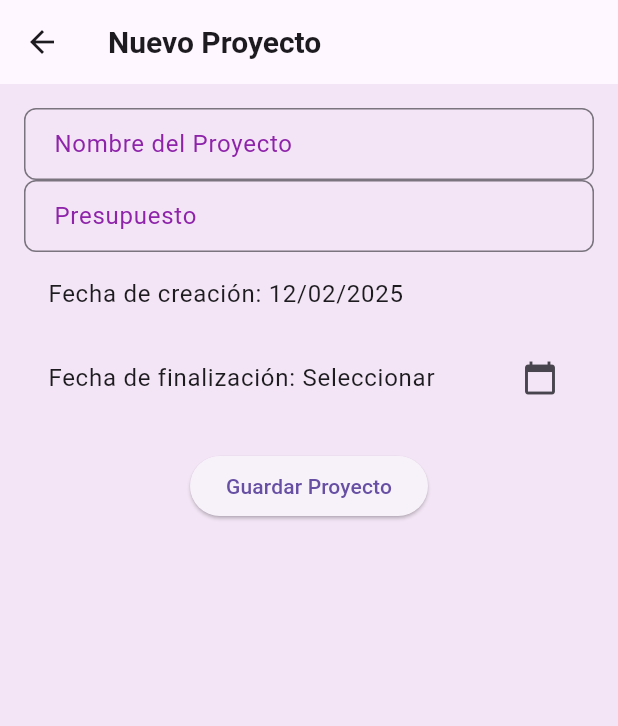
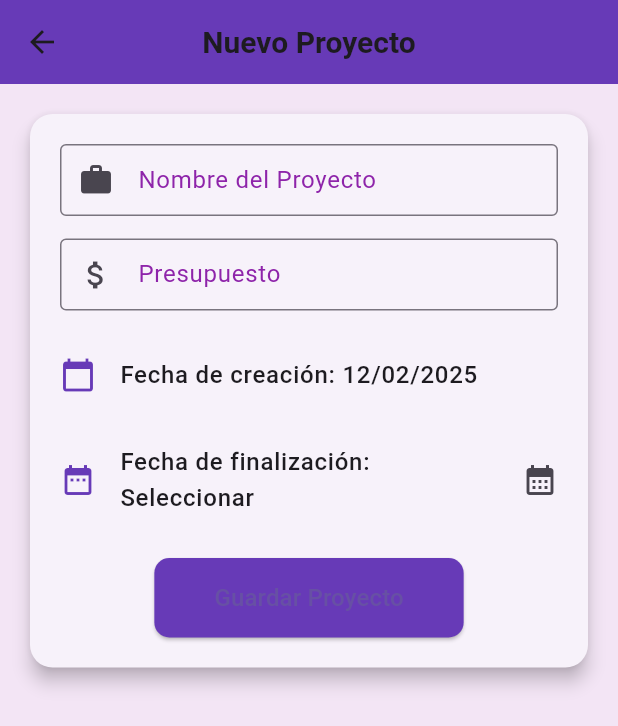
Before and after one commit to dlcp/App-movil-gestion, a Flutter app: the CreateProjectScreen screen opened directly, after a tap on "Guardar Proyecto", on a phone screen of 412 x 824 dp. Shown: the top 726 px of the screen. Run offline on Flutter 3.47's test engine with Material 3 defaults, Android fonts, the phone set to English and light mode, and no system bars; our stand-ins replace cloud_firestore, firebase_core; accounts and stored records are empty.

Commit message:
Correccion de editar y diseño

```diff
--- a/lib/screens/create_project_screen.dart
+++ b/lib/screens/create_project_screen.dart
@@ -3,6 +3,7 @@ import 'package:provider/provider.dart';
 import '../providers/project_provider.dart';
 import '../models/project.dart';
 import 'package:intl/intl.dart';
+import 'package:cloud_firestore/cloud_firestore.dart';
 
 class CreateProjectScreen extends StatefulWidget {
   final Project? project;
@@ -19,6 +20,7 @@ class _CreateProjectScreenState extends State<CreateProjectScreen> {
   final _budgetController = TextEditingController();
   DateTime? _endDate;
   late DateTime _creationDate;
+  bool _isLoading = false; // Indicador de carga
 
   @override
   void initState() {
@@ -38,36 +40,53 @@ class _CreateProjectScreenState extends State<CreateProjectScreen> {
       firstDate: DateTime.now(),
       lastDate: DateTime(2100),
     );
-    if (picked != null && picked != _endDate) {
+    if (picked != null) {
       setState(() {
         _endDate = picked;
       });
     }
   }
 
-  void _saveProject() {
+  void _saveProject() async {
     final name = _nameController.text;
     final budget = double.tryParse(_budgetController.text) ?? 0.0;
 
     if (name.isNotEmpty && budget > 0 && _endDate != null) {
+      setState(() {
+        _isLoading = true; // Activar el spinner
+      });
+
       final projectProvider = Provider.of<ProjectProvider>(context, listen: false);
+      final isNewProject = widget.project == null;
+
+      final projectId = isNewProject
+          ? FirebaseFirestore.instance.collection('projects').doc().id
+          : widget.project!.id;
 
       final newProject = Project(
+        id: projectId,
         name: name,
         budget: budget,
         creationDate: _creationDate,
         endDate: _endDate!,
       );
 
-      if (widget.projectIndex == null) {
-        projectProvider.addProject(newProject);
+      if (isNewProject) {
+        await projectProvider.addProject(newProject);
+        await FirebaseFirestore.instance.collection('projects').doc(projectId).set(newProject.toJson());
       } else {
-        projectProvider.updateProject(widget.projectIndex!, newProject);
+        await projectProvider.updateProject(widget.projectIndex!, newProject);
+        await FirebaseFirestore.instance.collection('projects').doc(projectId).update(newProject.toJson());
       }
 
+      setState(() {
+        _isLoading = false; // Desactivar el spinner
+      });
+
       ScaffoldMessenger.of(context).showSnackBar(
-        SnackBar(content: Text("Proyecto ${widget.projectIndex == null ? 'agregado' : 'actualizado'}: $name")),
+        SnackBar(content: Text("Proyecto ${isNewProject ? 'agregado' : 'actualizado'}: $name")),
       );
+
       Navigator.pop(context);
     }
   }
@@ -75,36 +94,94 @@ class _CreateProjectScreenState extends State<CreateProjectScreen> {
   @override
   Widget build(BuildContext context) {
     return Scaffold(
-      appBar: AppBar(title: Text(widget.projectIndex == null ? "Nuevo Proyecto" : "Editar Proyecto")),
-      body: Padding(
+      appBar: AppBar(
+        title: Text(widget.projectIndex == null ? "Nuevo Proyecto" : "Editar Proyecto"),
+        centerTitle: true,
+        backgroundColor: Colors.deepPurple,
+      ),
+      body: Stack(
+        children: [
+          SingleChildScrollView(
+            child: Padding(
               padding: const EdgeInsets.all(16.0),
+              child: Card(
+                elevation: 5,
+                shape: RoundedRectangleBorder(borderRadius: BorderRadius.circular(15)),
+                child: Padding(
+                  padding: const EdgeInsets.all(20.0),
                   child: Column(
+                    crossAxisAlignment: CrossAxisAlignment.start,
                     children: [
                       TextField(
                         controller: _nameController,
-              decoration: InputDecoration(labelText: "Nombre del Proyecto"),
+                        decoration: InputDecoration(
+                          labelText: "Nombre del Proyecto",
+                          border: OutlineInputBorder(),
+                          prefixIcon: Icon(Icons.work),
                         ),
+                      ),
+                      SizedBox(height: 15),
                       TextField(
                         controller: _budgetController,
-              decoration: InputDecoration(labelText: "Presupuesto"),
+                        decoration: InputDecoration(
+                          labelText: "Presupuesto",
+                          border: OutlineInputBorder(),
+                          prefixIcon: Icon(Icons.attach_money),
+                        ),
                         keyboardType: TextInputType.number,
                       ),
+                      SizedBox(height: 15),
                       ListTile(
-              title: Text("Fecha de creación: ${DateFormat('dd/MM/yyyy').format(_creationDate)}"),
+                        contentPadding: EdgeInsets.zero,
+                        leading: Icon(Icons.calendar_today, color: Colors.deepPurple),
+                        title: Text(
+                          "Fecha de creación: ${DateFormat('dd/MM/yyyy').format(_creationDate)}",
+                          style: TextStyle(fontSize: 16, fontWeight: FontWeight.w500),
                         ),
+                      ),
+                      SizedBox(height: 10),
                       ListTile(
-              title: Text("Fecha de finalización: ${_endDate != null ? DateFormat('dd/MM/yyyy').format(_endDate!) : 'Seleccionar'}"),
-              trailing: Icon(Icons.calendar_today),
+                        contentPadding: EdgeInsets.zero,
+                        leading: Icon(Icons.date_range, color: Colors.deepPurple),
+                        title: Text(
+                          "Fecha de finalización: ${_endDate != null ? DateFormat('dd/MM/yyyy').format(_endDate!) : 'Seleccionar'}",
+                          style: TextStyle(fontSize: 16, fontWeight: FontWeight.w500),
+                        ),
+                        trailing: Icon(Icons.calendar_month),
                         onTap: () => _selectEndDate(context),
                       ),
                       SizedBox(height: 20),
-            ElevatedButton(
-              onPressed: _saveProject,
-              child: Text(widget.projectIndex == null ? "Guardar Proyecto" : "Actualizar Proyecto"),
+                      Center(
+                        child: ElevatedButton(
+                          onPressed: _isLoading ? null : _saveProject,
+                          style: ElevatedButton.styleFrom(
+                            backgroundColor: Colors.deepPurple,
+                            padding: EdgeInsets.symmetric(horizontal: 40, vertical: 15),
+                            shape: RoundedRectangleBorder(borderRadius: BorderRadius.circular(10)),
+                          ),
+                          child: _isLoading
+                              ? CircularProgressIndicator(color: Colors.white)
+                              : Text(
+                                  widget.projectIndex == null ? "Guardar Proyecto" : "Actualizar Proyecto",
+                                  style: TextStyle(fontSize: 16),
+                                ),
+                        ),
                       ),
                     ],
                   ),
                 ),
+              ),
+            ),
+          ),
+          if (_isLoading)
+            Container(
+              color: Colors.black54,
+              child: Center(
+                child: CircularProgressIndicator(),
+              ),
+            ),
+        ],
+      ),
     );
   }
 }
```
Also changed, not shown: lib/models/project.dart (+21 -7 lines), lib/providers/project_provider.dart (+32 -1 lines), lib/screens/home_screen.dart (+32 -15 lines). Lines whose indentation alone changed are shown as unchanged.
